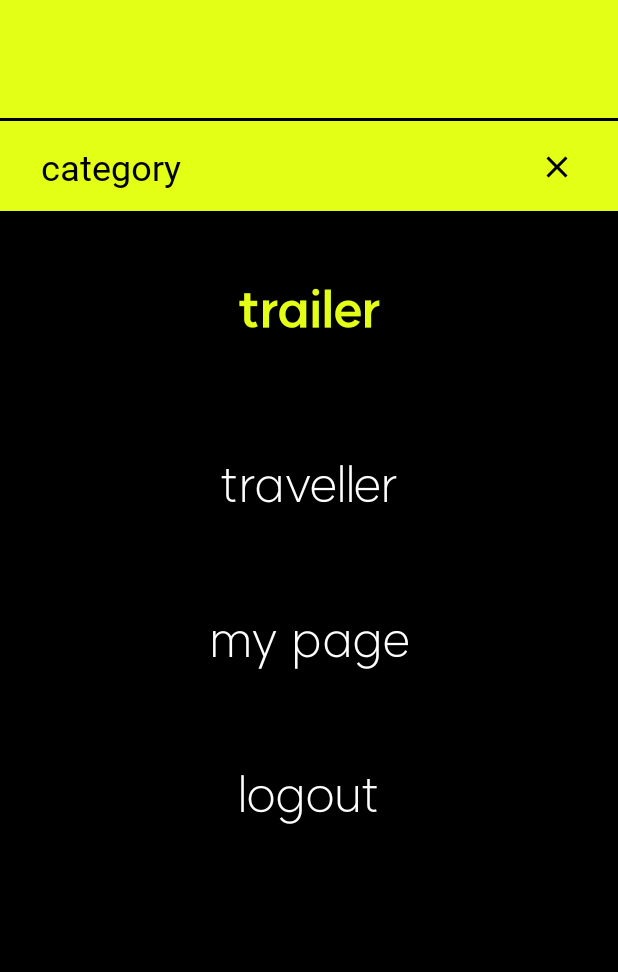
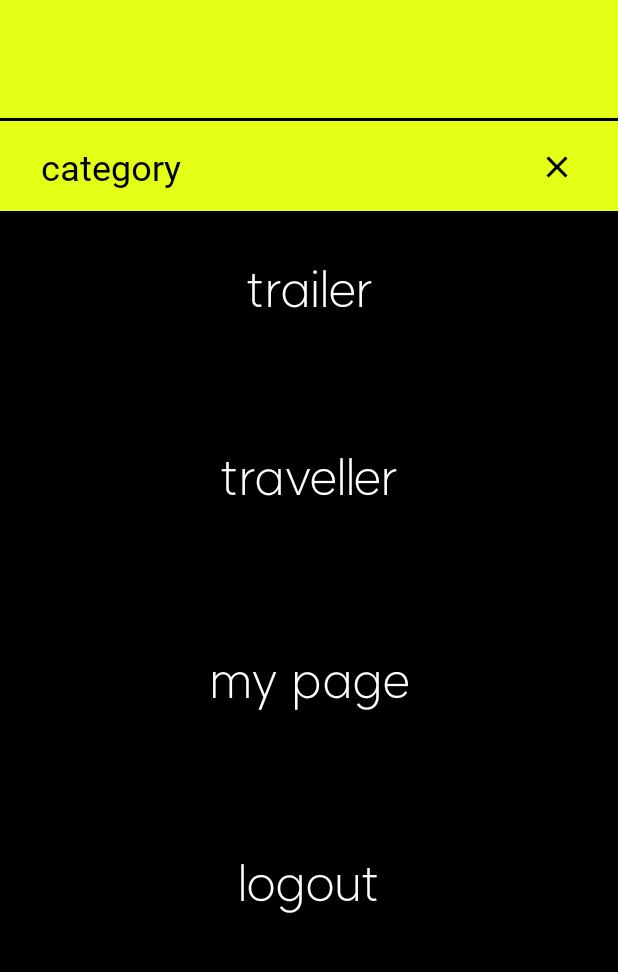
Before and after one commit to Travalue/TripStyle-Android, an Android app: the layout fragment_categroy.xml on its own in the app's theme, with its tools: preview values and no code run, on a phone screen of 412 x 824 dp, the part 227-1199 px from its top. Run offline under Robolectric (Android 15) with nearby library versions, the phone set to English and light mode, and no system bars.

Commit message:
[#6] 페이지 연결

```diff
--- a/app/src/main/java/com/android/example/travalue/base/BaseFragment.kt
+++ b/app/src/main/java/com/android/example/travalue/base/BaseFragment.kt
@@ -47,7 +47,7 @@ abstract class BaseFragment<B: ViewDataBinding> (@LayoutRes private  val layoutR
     override fun onViewCreated(view: View, savedInstanceState: Bundle?) {
         super.onViewCreated(view, savedInstanceState)
 
-//        navController = findNavController()
+        navController = findNavController()
 
         initStartView()
         initDataBinding()
--- a/app/src/main/java/com/android/example/travalue/ui/trailer/TrailerFragment.kt
+++ b/app/src/main/java/com/android/example/travalue/ui/trailer/TrailerFragment.kt
@@ -17,6 +17,11 @@ class TrailerFragment : BaseFragment<FragmentTrailerBinding>(R.layout.fragment_t
 
         binding.tpTrailerCard.adapter = TrailerViewPagerAdapter(getCardList()) // 어댑터 생성
         binding.tpTrailerCard.orientation = ViewPager2.ORIENTATION_VERTICAL // 방향을 가로로
+
+        // category 이동
+        binding.hambugerbar.setOnClickListener {
+            navController.navigate(R.id.action_trailerFragment_to_categoryFragment)
+        }
     }
 
     // 뷰 페이저에 들어갈 아이템
--- a/app/src/main/res/layout/fragment_categroy.xml
+++ b/app/src/main/res/layout/fragment_categroy.xml
@@ -1,7 +1,8 @@
 <?xml version="1.0" encoding="utf-8"?>
-<androidx.constraintlayout.widget.ConstraintLayout xmlns:android="http://schemas.android.com/apk/res/android"
-    xmlns:app="http://schemas.android.com/apk/res-auto"
-    xmlns:tools="http://schemas.android.com/tools"
+<layout xmlns:tools="http://schemas.android.com/tools"
+    xmlns:android="http://schemas.android.com/apk/res/android"
+    xmlns:app="http://schemas.android.com/apk/res-auto">
+<androidx.constraintlayout.widget.ConstraintLayout
     android:layout_width="match_parent"
     android:layout_height="match_parent"
     android:background="@color/backgroundColor">
@@ -73,18 +74,21 @@
             android:id="@+id/tv_go_trailer"
             android:layout_width="match_parent"
             android:layout_height="wrap_content"
-            android:layout_marginVertical="43dp"
-            android:fontFamily="@font/suit_bold"
+            android:layout_marginTop="30dp"
+            android:layout_marginBottom="20dp"
+            android:layout_weight="1"
+            android:fontFamily="@font/suit_extra_light"
             android:text="trailer"
             android:textAlignment="center"
-            android:textColor="@color/primaryColor"
+            android:textColor="@color/white"
             android:textSize="34sp" />
 
         <TextView
-            android:id="@+id/tv_go_trailer2"
+            android:id="@+id/tv_go_traveller"
             android:layout_width="match_parent"
             android:layout_height="wrap_content"
             android:layout_marginVertical="30dp"
+            android:layout_weight="1"
             android:fontFamily="@font/suit_extra_light"
             android:text="traveller"
             android:textAlignment="center"
@@ -92,10 +96,11 @@
             android:textSize="34sp" />
 
         <TextView
-            android:id="@+id/tv_go_trailer3"
+            android:id="@+id/tv_go_mypage"
             android:layout_width="match_parent"
             android:layout_height="wrap_content"
             android:layout_marginVertical="30dp"
+            android:layout_weight="1"
             android:fontFamily="@font/suit_extra_light"
             android:text="my page"
             android:textAlignment="center"
@@ -103,10 +108,11 @@
             android:textSize="34sp" />
 
         <TextView
-            android:id="@+id/tv_go_trailer4"
+            android:id="@+id/tv_go_logout"
             android:layout_width="match_parent"
             android:layout_height="wrap_content"
             android:layout_marginVertical="30dp"
+            android:layout_weight="1"
             android:fontFamily="@font/suit_extra_light"
             android:text="logout"
             android:textAlignment="center"
@@ -115,3 +121,4 @@
     </LinearLayout>
 
 </androidx.constraintlayout.widget.ConstraintLayout>
+    </layout>
```
Also changed, not shown: app/src/main/java/com/android/example/travalue/info/categoryFragment.kt (added, +34 -0 lines), app/src/main/res/layout/activity_main.xml (+5 -4 lines), app/src/main/res/navigation/nav_graph.xml (+13 -1 lines).
